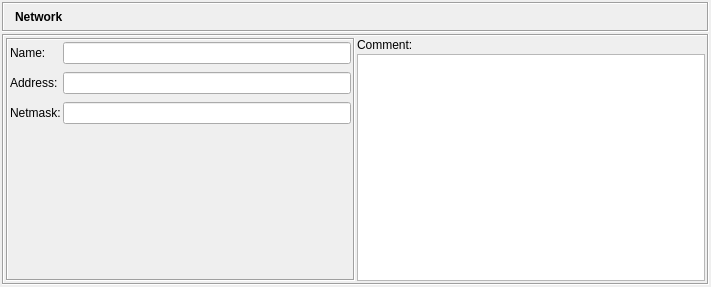
fwbuilder/fwbuilder, file src/gui/networkdialog_q.ui: the form before one commit.
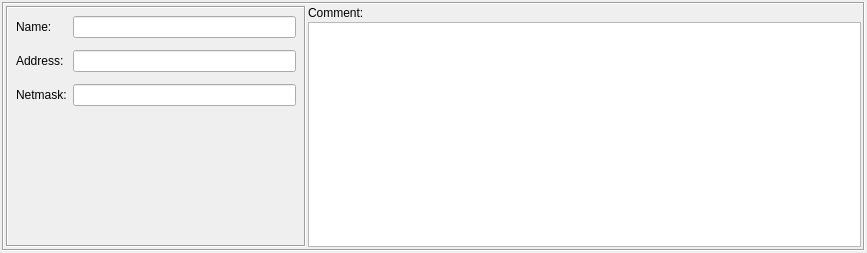
The form after the commit. Icons and pictures are not drawn.

Commit message: fixes #491, #501 dialog layout fixes to make them look more consistent, using widget promotion feature in Designer to build stack of editor dialogs in the bottom panel of the main window instead of building them at run time

```diff
--- a/src/gui/networkdialog_q.ui
+++ b/src/gui/networkdialog_q.ui
@@ -8,8 +8,8 @@
    <rect>
     <x>0</x>
     <y>0</y>
-    <width>711</width>
-    <height>287</height>
+    <width>867</width>
+    <height>253</height>
    </rect>
   </property>
   <property name="sizePolicy" >
@@ -33,86 +33,6 @@
      <property name="spacing" >
       <number>2</number>
      </property>
-     <property name="margin" >
-      <number>0</number>
-     </property>
-     <item>
-      <widget class="QFrame" name="frame3" >
-       <property name="sizePolicy" >
-        <sizepolicy vsizetype="Fixed" hsizetype="Preferred" >
-         <horstretch>0</horstretch>
-         <verstretch>0</verstretch>
-        </sizepolicy>
-       </property>
-       <property name="minimumSize" >
-        <size>
-         <width>16</width>
-         <height>30</height>
-        </size>
-       </property>
-       <property name="autoFillBackground" >
-        <bool>true</bool>
-       </property>
-       <property name="frameShape" >
-        <enum>QFrame::Box</enum>
-       </property>
-       <property name="frameShadow" >
-        <enum>QFrame::Sunken</enum>
-       </property>
-       <layout class="QGridLayout" >
-        <property name="margin" >
-         <number>2</number>
-        </property>
-        <property name="spacing" >
-         <number>2</number>
-        </property>
-        <item row="0" column="2" >
-         <widget class="QLabel" name="editorTitle" >
-          <property name="sizePolicy" >
-           <sizepolicy vsizetype="Fixed" hsizetype="Preferred" >
-            <horstretch>0</horstretch>
-            <verstretch>0</verstretch>
-           </sizepolicy>
-          </property>
-          <property name="font" >
-           <font>
-            <weight>75</weight>
-            <bold>true</bold>
-           </font>
-          </property>
-          <property name="frameShape" >
-           <enum>QFrame::NoFrame</enum>
-          </property>
-          <property name="frameShadow" >
-           <enum>QFrame::Plain</enum>
-          </property>
-          <property name="text" >
-           <string>Network</string>
-          </property>
-          <property name="wordWrap" >
-           <bool>false</bool>
-          </property>
-         </widget>
-        </item>
-        <item row="0" column="1" >
-         <widget class="QLabel" name="label" >
-          <property name="sizePolicy" >
-           <sizepolicy vsizetype="Preferred" hsizetype="Maximum" >
-            <horstretch>0</horstretch>
-            <verstretch>0</verstretch>
-           </sizepolicy>
-          </property>
-          <property name="text" >
-           <string/>
-          </property>
-          <property name="pixmap" >
-           <pixmap resource="MainRes.qrc" >:/Icons/Network/icon</pixmap>
-          </property>
-         </widget>
-        </item>
-       </layout>
-      </widget>
-     </item>
      <item>
       <widget class="QFrame" name="frame7" >
        <property name="sizePolicy" >
@@ -131,11 +51,23 @@
         <item rowspan="2" row="0" column="0" >
          <widget class="QFrame" name="frame50" >
           <property name="sizePolicy" >
-           <sizepolicy vsizetype="Expanding" hsizetype="Preferred" >
+           <sizepolicy vsizetype="Expanding" hsizetype="Fixed" >
             <horstretch>0</horstretch>
             <verstretch>0</verstretch>
            </sizepolicy>
           </property>
+          <property name="minimumSize" >
+           <size>
+            <width>300</width>
+            <height>0</height>
+           </size>
+          </property>
+          <property name="maximumSize" >
+           <size>
+            <width>300</width>
+            <height>16777215</height>
+           </size>
+          </property>
           <property name="frameShape" >
            <enum>QFrame::Box</enum>
           </property>
@@ -143,7 +75,13 @@
            <enum>QFrame::Sunken</enum>
           </property>
           <layout class="QGridLayout" >
+           <property name="horizontalSpacing" >
+            <number>-1</number>
+           </property>
            <property name="verticalSpacing" >
+            <number>12</number>
+           </property>
+           <property name="margin" >
             <number>8</number>
            </property>
            <item row="0" column="0" >
@@ -246,7 +184,7 @@
           <property name="sizePolicy" >
            <sizepolicy vsizetype="Expanding" hsizetype="Expanding" >
             <horstretch>0</horstretch>
-            <verstretch>100</verstretch>
+            <verstretch>0</verstretch>
            </sizepolicy>
           </property>
           <property name="minimumSize" >
```
The commit also changes 49 other files.
